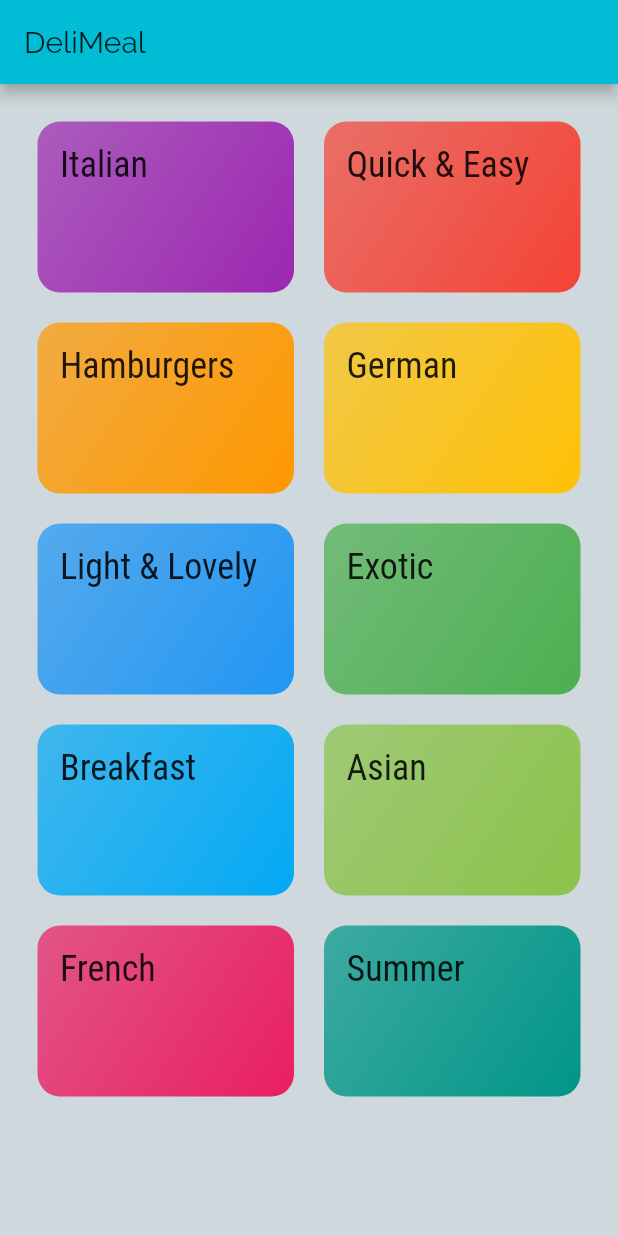
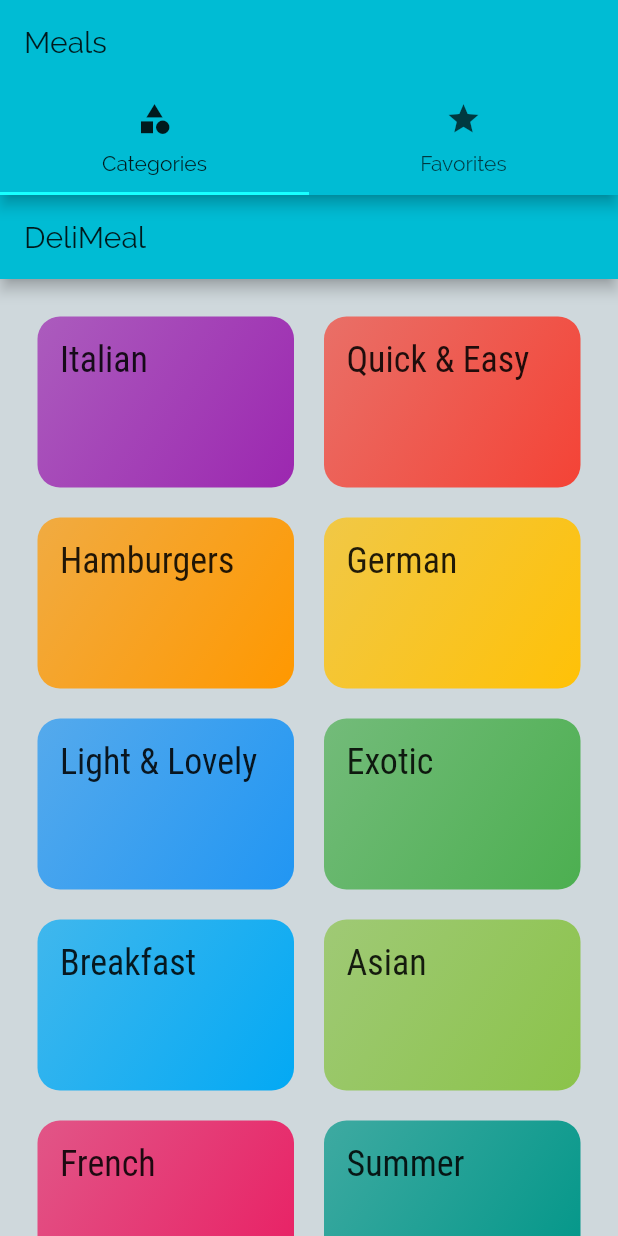
Before and after one commit to adrianbadarau/flutter-meals-app, a Flutter app: the screen it shows after launch, on a phone screen of 412 x 824 dp. Run offline on Flutter 3.47's test engine with Material 2 defaults, Android fonts, the phone set to English and light mode, and no system bars.

Commit message:
added tabs to for app navigation

```diff
--- a/lib/main.dart
+++ b/lib/main.dart
@@ -2,6 +2,7 @@ import 'package:flutter/material.dart';
 import 'package:meals_app/pages/categories.dart';
 import 'package:meals_app/pages/category_meals.dart';
 import 'package:meals_app/pages/meal_detail.dart';
+import 'package:meals_app/pages/tabs.dart';
 
 void main() {
   runApp(MyApp());
@@ -25,7 +26,7 @@ class MyApp extends StatelessWidget {
         visualDensity: VisualDensity.adaptivePlatformDensity,
       ),
       routes: {
-        Categories.routeName: (ctx) => Categories(),
+        Categories.routeName: (ctx) => Tabs(),
         CategoryMeals.routeName: (cxt) => CategoryMeals(),
         MealDetail.routeName: (context) => MealDetail()
       },
--- /dev/null
+++ b/lib/pages/favorites.dart
@@ -0,0 +1,10 @@
+import 'package:flutter/material.dart';
+
+class Favorites extends StatelessWidget {
+  @override
+  Widget build(BuildContext context) {
+    return Container(
+      child: Text('This is your favorites page'),
+    );
+  }
+}
--- /dev/null
+++ b/lib/pages/tabs.dart
@@ -0,0 +1,42 @@
+import 'package:flutter/material.dart';
+import 'package:meals_app/pages/categories.dart';
+import 'package:meals_app/pages/favorites.dart';
+
+class Tabs extends StatefulWidget {
+  Tabs({Key key}) : super(key: key);
+
+  @override
+  _TabsState createState() => _TabsState();
+}
+
+class _TabsState extends State<Tabs> {
+  @override
+  Widget build(BuildContext context) {
+    return DefaultTabController(
+      child: Scaffold(
+        appBar: AppBar(
+          title: Text('Meals'),
+          bottom: TabBar(
+            tabs: [
+              Tab(
+                icon: Icon(Icons.category),
+                text: 'Categories',
+              ),
+              Tab(
+                icon: Icon(Icons.star),
+                text: 'Favorites',
+              )
+            ],
+          ),
+        ),
+        body: TabBarView(
+          children: [
+            Categories(),
+            Favorites(),
+          ],
+        ),
+      ),
+      length: 2,
+    );
+  }
+}
```
